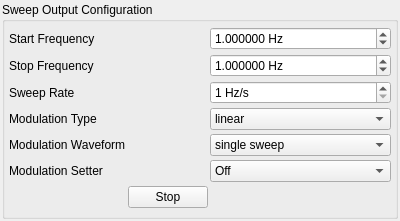
Before: the Qt Designer form DS345SettingsSweep_UI.ui in hgao1/DS345Sweep, drawn with Qt 5.
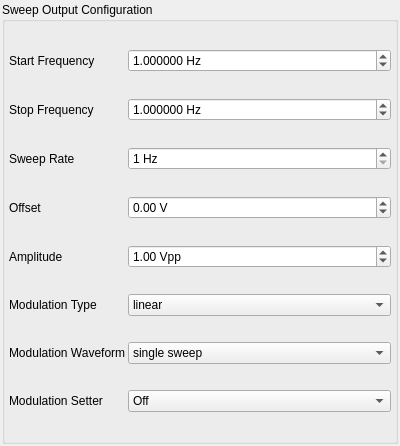
After: the same form once the commit is applied.

```diff
--- a/DS345SettingsSweep_UI.ui
+++ b/DS345SettingsSweep_UI.ui
@@ -7,7 +7,7 @@
     <x>0</x>
     <y>0</y>
     <width>400</width>
-    <height>221</height>
+    <height>446</height>
    </rect>
   </property>
   <property name="minimumSize">
@@ -59,120 +59,20 @@
       <property name="verticalSpacing">
        <number>1</number>
       </property>
-      <item row="6" column="4">
-       <widget class="QComboBox" name="ModWaveform">
-        <property name="sizePolicy">
-         <sizepolicy hsizetype="MinimumExpanding" vsizetype="Fixed">
-          <horstretch>0</horstretch>
-          <verstretch>0</verstretch>
-         </sizepolicy>
+      <item row="4" column="1">
+       <widget class="QLabel" name="labelOffset">
+        <property name="text">
+         <string>Offset</string>
         </property>
         <property name="statusTip">
          <string>DS345: Mod Waveform</string>
         </property>
-        <item>
-         <property name="text">
-          <string>single sweep</string>
-         </property>
-        </item>
-        <item>
-         <property name="text">
-          <string>ramp</string>
-         </property>
-        </item>
-        <item>
-         <property name="text">
-          <string>triangle</string>
-         </property>
-        </item>
-        <item>
-         <property name="text">
-          <string>sine</string>
-         </property>
-        </item>
-        <item>
-         <property name="text">
-          <string>square</string>
-         </property>
-        </item>
-        <item>
-         <property name="text">
-          <string>arbitrary</string>
-         </property>
-        </item>
-        <item>
-         <property name="text">
-          <string>none</string>
-         </property>
-        </item>
        </widget>
       </item>
       <item row="6" column="1">
-       <widget class="QLabel" name="labelModWaveform">
+       <widget class="QLabel" name="labelModType">
         <property name="text">
-         <string>Modulation Waveform</string>
-        </property>
-        <property name="buddy">
-         <cstring>ModWaveform</cstring>
-        </property>
-       </widget>
-      </item>
-      <item row="3" column="4">
-       <widget class="QDoubleSpinBox" name="SweepRate">
-        <property name="sizePolicy">
-         <sizepolicy hsizetype="MinimumExpanding" vsizetype="Fixed">
-          <horstretch>0</horstretch>
-          <verstretch>0</verstretch>
-         </sizepolicy>
-        </property>
-        <property name="statusTip">
-         <string>DS345: Mod Rate</string>
-        </property>
-        <property name="suffix">
-         <string> Hz/s</string>
-        </property>
-        <property name="decimals">
-         <number>0</number>
-        </property>
-        <property name="minimum">
-         <double>1.000000000000000</double>
-        </property>
-        <property name="maximum">
-         <double>1000000.000000000000000</double>
-        </property>
-        <property name="singleStep">
-         <double>1.000000000000000</double>
-        </property>
-        <property name="value">
-         <double>1.000000000000000</double>
-        </property>
-       </widget>
-      </item>
-      <item row="2" column="4">
-       <widget class="QDoubleSpinBox" name="Stopfrequency">
-        <property name="sizePolicy">
-         <sizepolicy hsizetype="MinimumExpanding" vsizetype="Fixed">
-          <horstretch>0</horstretch>
-          <verstretch>0</verstretch>
-         </sizepolicy>
-        </property>
-        <property name="statusTip">
-         <string>DS345: Stop Frequency [Hz]</string>
-        </property>
-        <property name="suffix">
-         <string> Hz</string>
-        </property>
-        <property name="decimals">
-         <number>6</number>
-        </property>
-        <property name="minimum">
-         <double>0.000010000000000</double>
-        </property>
-        <property name="maximum">
-         <double>100000.000000000000000</double>
-        </property>
-        <property name="value">
-         <double>1.000000000000000</double>
+         <string>Modulation Type</string>
         </property>
        </widget>
       </item>
@@ -186,8 +86,56 @@
         </property>
        </widget>
       </item>
-      <item row="5" column="4">
-       <widget class="QComboBox" name="ModType">
+      <item row="3" column="4">
+       <widget class="QDoubleSpinBox" name="modrate">
+        <property name="sizePolicy">
+         <sizepolicy hsizetype="MinimumExpanding" vsizetype="Fixed">
+          <horstretch>0</horstretch>
+          <verstretch>0</verstretch>
+         </sizepolicy>
+        </property>
+        <property name="statusTip">
+         <string>DS345: Mod Rate</string>
+        </property>
+        <property name="suffix">
+         <string> Hz</string>
+        </property>
+        <property name="decimals">
+         <number>0</number>
+        </property>
+        <property name="minimum">
+         <double>1.000000000000000</double>
+        </property>
+        <property name="maximum">
+         <double>1000000.000000000000000</double>
+        </property>
+        <property name="singleStep">
+         <double>1.000000000000000</double>
+        </property>
+        <property name="value">
+         <double>1.000000000000000</double>
+        </property>
+       </widget>
+      </item>
+      <item row="2" column="1">
+       <widget class="QLabel" name="labelStopFrequency">
+        <property name="text">
+         <string>Stop Frequency</string>
+        </property>
+       </widget>
+      </item>
+      <item row="7" column="1">
+       <widget class="QLabel" name="labelModWaveform">
+        <property name="text">
+         <string>Modulation Waveform</string>
+        </property>
+        <property name="buddy">
+         <cstring>modwaveform</cstring>
+        </property>
+       </widget>
+      </item>
+      <item row="6" column="4">
+       <widget class="QComboBox" name="modtype">
         <property name="sizePolicy">
          <sizepolicy hsizetype="MinimumExpanding" vsizetype="Fixed">
           <horstretch>0</horstretch>
@@ -232,17 +180,54 @@
         </item>
        </widget>
       </item>
-      <item row="2" column="1">
-       <widget class="QLabel" name="labelStopFrequency">
-        <property name="text">
-         <string>Stop Frequency</string>
+      <item row="8" column="4">
+       <widget class="QComboBox" name="modOnOff">
+        <property name="sizePolicy">
+         <sizepolicy hsizetype="MinimumExpanding" vsizetype="Fixed">
+          <horstretch>0</horstretch>
+          <verstretch>0</verstretch>
+         </sizepolicy>
         </property>
+        <property name="statusTip">
+         <string>DS345: ModOnOff</string>
+        </property>
+        <item>
+         <property name="text">
+          <string>Off</string>
+         </property>
+        </item>
+        <item>
+         <property name="text">
+          <string>On</string>
+         </property>
+        </item>
        </widget>
       </item>
-      <item row="5" column="1">
-       <widget class="QLabel" name="labelModType">
-        <property name="text">
-         <string>Modulation Type</string>
+      <item row="2" column="4">
+       <widget class="QDoubleSpinBox" name="stopfrequency">
+        <property name="sizePolicy">
+         <sizepolicy hsizetype="MinimumExpanding" vsizetype="Fixed">
+          <horstretch>0</horstretch>
+          <verstretch>0</verstretch>
+         </sizepolicy>
+        </property>
+        <property name="statusTip">
+         <string>DS345: Stop Frequency [Hz]</string>
+        </property>
+        <property name="suffix">
+         <string> Hz</string>
+        </property>
+        <property name="decimals">
+         <number>6</number>
+        </property>
+        <property name="minimum">
+         <double>0.000010000000000</double>
+        </property>
+        <property name="maximum">
+         <double>1000000.000000000000000</double>
+        </property>
+        <property name="value">
+         <double>1.000000000000000</double>
         </property>
        </widget>
       </item>
@@ -253,6 +238,54 @@
         </property>
        </widget>
       </item>
+      <item row="7" column="4">
+       <widget class="QComboBox" name="modwaveform">
+        <property name="sizePolicy">
+         <sizepolicy hsizetype="MinimumExpanding" vsizetype="Fixed">
+          <horstretch>0</horstretch>
+          <verstretch>0</verstretch>
+         </sizepolicy>
+        </property>
+        <property name="statusTip">
+         <string>DS345: Mod Waveform</string>
+        </property>
+        <item>
+         <property name="text">
+          <string>single sweep</string>
+         </property>
+        </item>
+        <item>
+         <property name="text">
+          <string>ramp</string>
+         </property>
+        </item>
+        <item>
+         <property name="text">
+          <string>triangle</string>
+         </property>
+        </item>
+        <item>
+         <property name="text">
+          <string>sine</string>
+         </property>
+        </item>
+        <item>
+         <property name="text">
+          <string>square</string>
+         </property>
+        </item>
+        <item>
+         <property name="text">
+          <string>arbitrary</string>
+         </property>
+        </item>
+        <item>
+         <property name="text">
+          <string>none</string>
+         </property>
+        </item>
+       </widget>
+      </item>
       <item row="0" column="4">
        <widget class="QDoubleSpinBox" name="Startfrequency">
         <property name="sizePolicy">
@@ -274,47 +307,80 @@
          <double>0.000010000000000</double>
         </property>
         <property name="maximum">
-         <double>100000.000000000000000</double>
+         <double>1000000.000000000000000</double>
         </property>
         <property name="value">
          <double>1.000000000000000</double>
         </property>
        </widget>
       </item>
-      <item row="7" column="4">
-       <widget class="QComboBox" name="modOnOff">
-        <property name="sizePolicy">
-         <sizepolicy hsizetype="MinimumExpanding" vsizetype="Fixed">
-          <horstretch>0</horstretch>
-          <verstretch>0</verstretch>
-         </sizepolicy>
-        </property>
-        <property name="statusTip">
-         <string>DS345: ModOnOff</string>
-        </property>
-        <item>
-         <property name="text">
-          <string>Off</string>
-         </property>
-        </item>
-        <item>
-         <property name="text">
-          <string>On</string>
-         </property>
-        </item>
-       </widget>
-      </item>
-      <item row="7" column="1">
+      <item row="8" column="1">
        <widget class="QLabel" name="labelModSetter">
         <property name="text">
          <string>Modulation Setter</string>
         </property>
        </widget>
       </item>
-      <item row="8" column="3">
-       <widget class="QPushButton" name="stop">
+      <item row="4" column="4">
+       <widget class="QDoubleSpinBox" name="offset">
+        <property name="sizePolicy">
+         <sizepolicy hsizetype="MinimumExpanding" vsizetype="Fixed">
+          <horstretch>0</horstretch>
+          <verstretch>0</verstretch>
+         </sizepolicy>
+        </property>
+        <property name="statusTip">
+         <string>DS345: Offset</string>
+        </property>
+        <property name="suffix">
+         <string> V</string>
+        </property>
+        <property name="minimum">
+         <double>-5.000000000000000</double>
+        </property>
+        <property name="maximum">
+         <double>5.000000000000000</double>
+        </property>
+        <property name="singleStep">
+         <double>0.100000000000000</double>
+        </property>
+       </widget>
+      </item>
+      <item row="5" column="1">
+       <widget class="QLabel" name="labelAmplitude">
+        <property name="sizePolicy">
+         <sizepolicy hsizetype="Preferred" vsizetype="Preferred">
+          <horstretch>0</horstretch>
+          <verstretch>0</verstretch>
+         </sizepolicy>
+        </property>
         <property name="text">
-         <string>Stop</string>
+         <string>Amplitude</string>
+        </property>
+       </widget>
+      </item>
+      <item row="5" column="4">
+       <widget class="QDoubleSpinBox" name="amplitude">
+        <property name="sizePolicy">
+         <sizepolicy hsizetype="MinimumExpanding" vsizetype="Fixed">
+          <horstretch>0</horstretch>
+          <verstretch>0</verstretch>
+         </sizepolicy>
+        </property>
+        <property name="statusTip">
+         <string>DS345: Amplitude</string>
+        </property>
+        <property name="suffix">
+         <string> Vpp</string>
+        </property>
+        <property name="maximum">
+         <double>5.000000000000000</double>
+        </property>
+        <property name="singleStep">
+         <double>0.100000000000000</double>
+        </property>
+        <property name="value">
+         <double>1.000000000000000</double>
         </property>
        </widget>
       </item>
```
Left out of the diff: 27 changed lines with no effect on the pictures.
